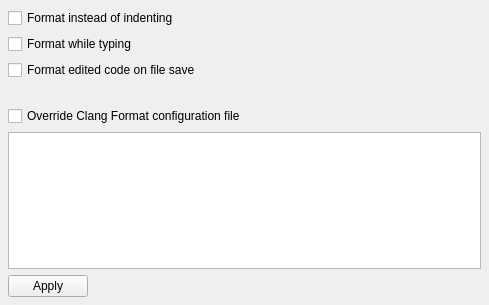
First picture: the form in src/plugins/clangformat/clangformatconfigwidget.ui, repository qt-creator/qt-creator, before the edit.
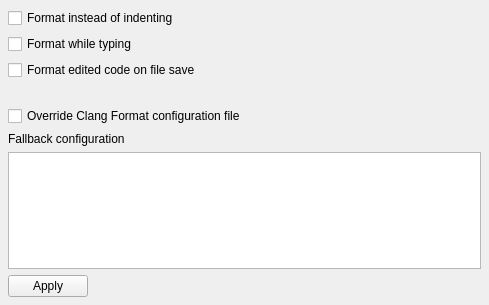
Second picture: the form after the edit.

Commit message:
ClangFormat: Show the global fallback style
Fixes: QTCREATORBUG-22144

```diff
--- a/src/plugins/clangformat/clangformatconfigwidget.ui
+++ b/src/plugins/clangformat/clangformatconfigwidget.ui
@@ -61,6 +61,13 @@
      </property>
     </widget>
    </item>
+   <item>
+    <widget class="QLabel" name="fallbackConfig">
+     <property name="text">
+      <string>Fallback configuration</string>
+     </property>
+    </widget>
+   </item>
    <item>
     <layout class="QHBoxLayout" name="horizontalLayout_2">
      <item>
```
The commit also changes 1 other file.
